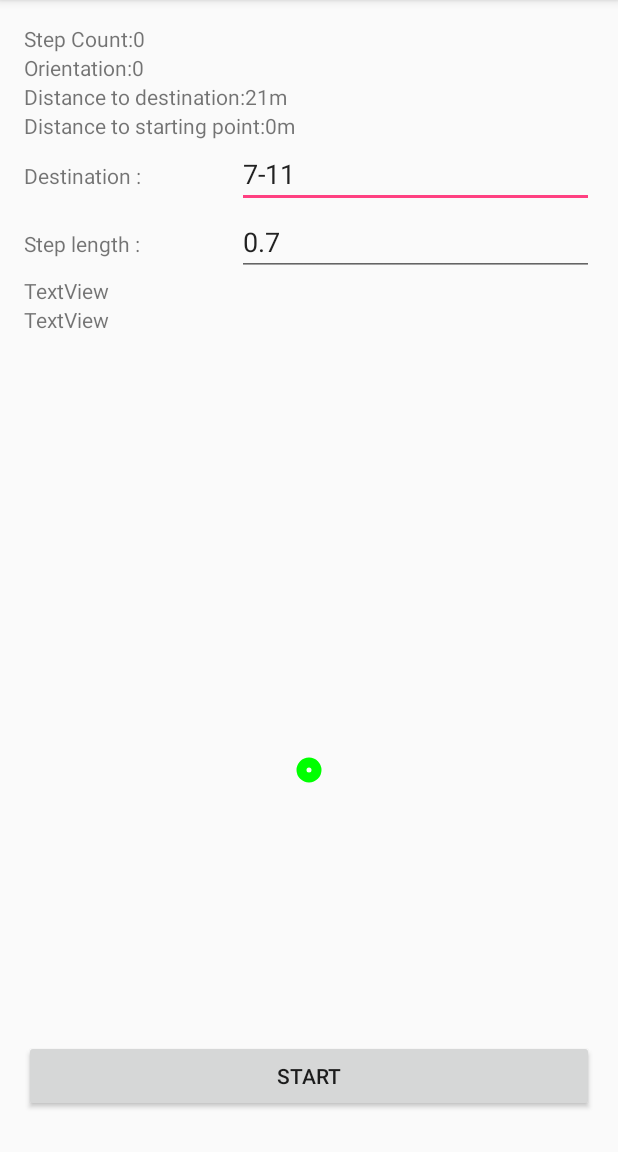
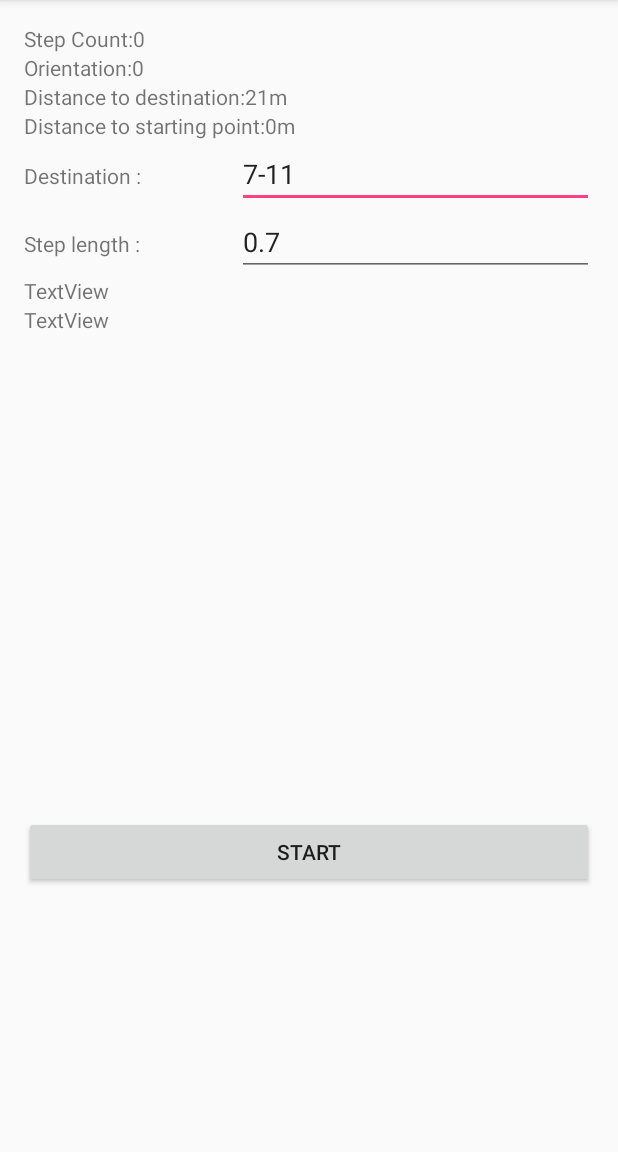
Before and after one commit to skip61017/CrowdNaivExperiment, an Android app: the screen it shows after launch (MainActivity), on a phone screen of 412 x 824 dp, the part 84-1236 px from its top. Run offline under Robolectric (Android 15) with nearby library versions, the phone set to English and light mode, and no system bars.

```diff
--- a/app/src/main/java/com/mslab/experience/crowdnaivexperiment/MainActivity.java
+++ b/app/src/main/java/com/mslab/experience/crowdnaivexperiment/MainActivity.java
@@ -298,6 +298,7 @@ public class MainActivity extends AppCompatActivity implements SensorEventListen
 
         return super.onOptionsItemSelected(item);
     }
+
     private void findview(){
         TV_Step_Count = (TextView)findViewById(R.id.textView_Step_Count);
         TV_Orien = (TextView)findViewById(R.id.textView_Orientation);
@@ -312,6 +313,11 @@ public class MainActivity extends AppCompatActivity implements SensorEventListen
 //        TV_dest = (TextView)findViewById(R.id.textView_destination);
         editText_dest = (EditText)findViewById(R.id.editText_dest);
     }
+
+//    private void createPkData() {
+//
+//    }
+
     private void startSensor() {
         sensorManager = ((SensorManager) getSystemService(SENSOR_SERVICE));
 
--- a/app/src/main/res/layout/content_main.xml
+++ b/app/src/main/res/layout/content_main.xml
@@ -91,7 +91,7 @@
 
         <ScrollView
             android:layout_width="match_parent"
-            android:layout_height="150dp">
+            android:layout_height="360dp">
 
             <LinearLayout
                 android:layout_width="match_parent"
@@ -109,17 +109,17 @@
                     android:layout_width="match_parent"
                     android:layout_height="wrap_content"
                     android:text="TextView" />
-            </LinearLayout>
-        </ScrollView>
 
                 <LinearLayout
                     android:id="@+id/drawLayout"
                     android:layout_width="match_parent"
-            android:layout_height="200dp"
+                    android:layout_height="match_parent"
                     android:layout_weight="0.94"
                     android:orientation="vertical">
 
                 </LinearLayout>
+            </LinearLayout>
+        </ScrollView>
 
         <Button
             android:text="Start"
```
Lines whose indentation alone changed are shown as unchanged.
